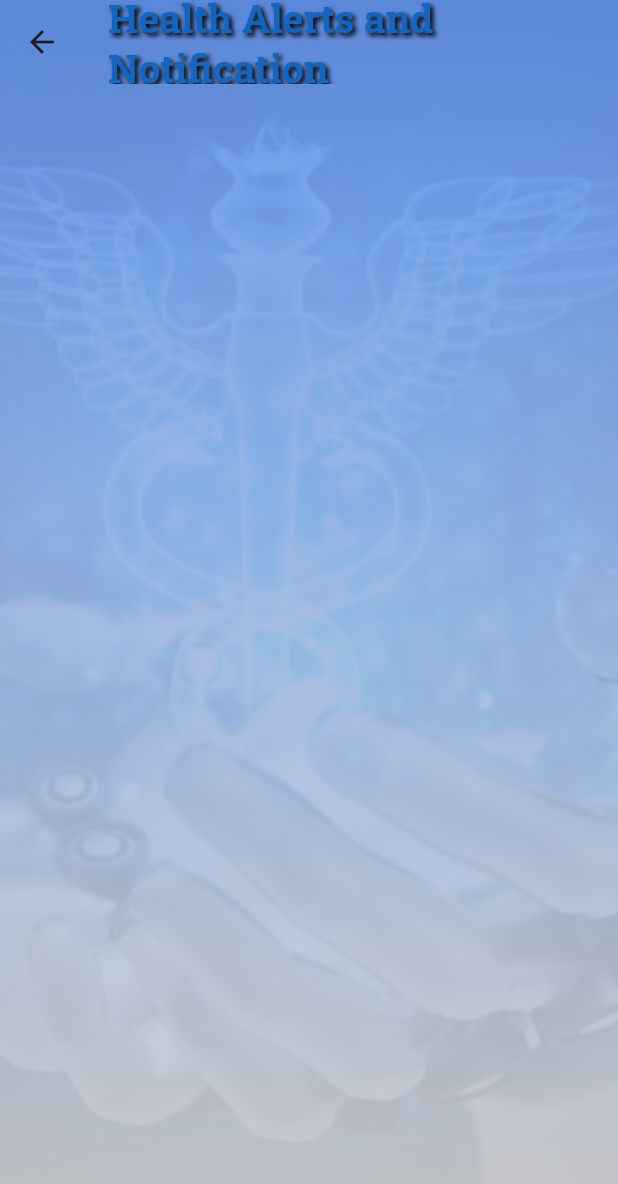
After one commit to callmesidhu/AI-myAIdoctor-hackathon, a Flutter app: the AlertPage screen opened directly, on a phone screen of 412 x 824 dp. The commit adds this screen. Shown: the top 1184 px of the screen. Run offline on Flutter 3.47's test engine with Material 3 defaults, Android fonts, the phone set to English and light mode, and no system bars; our stand-ins replace google_fonts.

Commit message:
Added Health Alerts and AI Chat pages

```diff
--- /dev/null
+++ b/Flutter-My-Doctor-App/lib/pages/alert_page.dart
@@ -0,0 +1,92 @@
+import 'package:flutter/material.dart';
+import 'package:google_fonts/google_fonts.dart';
+class AlertPage extends StatelessWidget {
+  @override
+  Widget build(BuildContext context) {
+    return Scaffold(
+      appBar: PreferredSize(
+        preferredSize:Size.fromHeight(500) ,
+        child: AppBar(
+        backgroundColor: Colors.transparent,
+        elevation: 0,
+        title: Text.rich(
+        TextSpan(
+        children: [
+        TextSpan(
+        text: 'Health Alerts and\n',
+        style: GoogleFonts.robotoSlab(
+        fontSize: 26,
+        fontWeight: FontWeight.bold,
+        color: Colors.blue[800],
+        shadows: [
+        Shadow(
+        color: Colors.black,
+        offset: Offset(2, 2),
+    blurRadius: 4,
+    ),
+    ],
+    ),
+    ),
+    WidgetSpan(
+    alignment: PlaceholderAlignment.baseline,
+    baseline: TextBaseline.alphabetic,
+    child: Padding(
+    padding: const EdgeInsets.only(top: 0.20), // Move it lower
+    child: Text(
+    'Notification',
+    style: GoogleFonts.robotoSlab(
+    fontSize: 26,
+    fontWeight: FontWeight.bold,
+    color: Colors.blue[800],
+      shadows: [
+        Shadow(
+          color: Colors.black,
+          offset: Offset(2, 2),
+          blurRadius: 4,
+        ),
+      ],
+    ),
+    ),
+    ),
+    ),
+    ],
+    ),
+    ),
+      ),
+      ),
+      extendBodyBehindAppBar: true,
+
+      body: Stack(
+        children: [
+          // Background Image
+          Positioned.fill(
+            child: Image.asset(
+              'assets/images/bg.jpg',
+              fit: BoxFit.cover,
+            ),
+          ),
+
+          // Gradient Overlay
+          Positioned.fill(
+            child: Container(
+              decoration: BoxDecoration(
+                gradient: LinearGradient(
+                  colors: [
+                    Color.fromRGBO(100, 149, 237, 0.9), // custom blue tone
+                    Color.fromRGBO(211, 211, 211, 0.9), // light grey
+                  ],
+                  begin: Alignment.topCenter,
+                  end: Alignment.bottomCenter,
+                ),
+              ),
+            ),
+          ),
+
+          // Page Content
+
+        ],
+      ),
+    );
+
+  }
+}
```
Also changed, not shown: Flutter-My-Doctor-App/lib/pages/chat_page.dart (added, +61 -0 lines), Flutter-My-Doctor-App/lib/pages/home_page.dart (+15 -1 lines), 4 other files.
